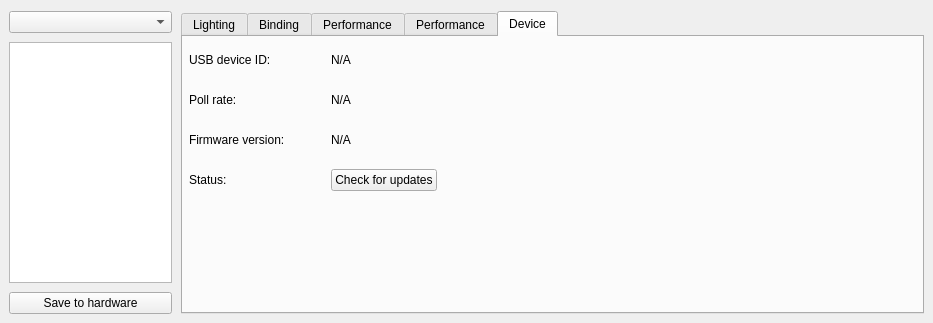
The window that src/ckb/kbwidget.ui (sterpe/ckb-next) describes before a commit, drawn with Qt 5.
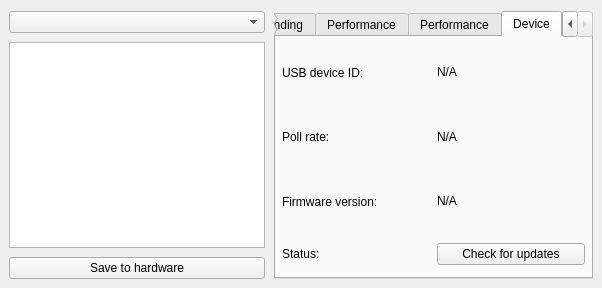
The same window after the commit. The open tabs and pages were chosen to show the change. Custom widgets are drawn as their Qt base class.

The edit to the form file:
```diff
--- a/src/ckb/kbwidget.ui
+++ b/src/ckb/kbwidget.ui
@@ -6,8 +6,8 @@
    <rect>
     <x>0</x>
     <y>0</y>
-    <width>933</width>
-    <height>323</height>
+    <width>602</width>
+    <height>288</height>
    </rect>
   </property>
   <property name="sizePolicy">
@@ -35,8 +35,8 @@
    <item row="0" column="0">
     <widget class="QComboBox" name="profileBox">
      <property name="sizePolicy">
-      <sizepolicy hsizetype="Preferred" vsizetype="Fixed">
-       <horstretch>18</horstretch>
+      <sizepolicy hsizetype="Minimum" vsizetype="Fixed">
+       <horstretch>0</horstretch>
        <verstretch>0</verstretch>
       </sizepolicy>
      </property>
@@ -52,7 +52,7 @@
     <widget class="QTabWidget" name="tabWidget">
      <property name="sizePolicy">
       <sizepolicy hsizetype="MinimumExpanding" vsizetype="MinimumExpanding">
-       <horstretch>82</horstretch>
+       <horstretch>0</horstretch>
        <verstretch>0</verstretch>
       </sizepolicy>
      </property>
@@ -214,8 +214,33 @@
        <property name="bottomMargin">
         <number>6</number>
        </property>
+       <item row="2" column="0">
+        <widget class="QLabel" name="label_9">
+         <property name="sizePolicy">
+          <sizepolicy hsizetype="Minimum" vsizetype="Minimum">
+           <horstretch>0</horstretch>
+           <verstretch>0</verstretch>
+          </sizepolicy>
+         </property>
+         <property name="minimumSize">
+          <size>
+           <width>0</width>
+           <height>34</height>
+          </size>
+         </property>
+         <property name="text">
+          <string>Firmware version:</string>
+         </property>
+        </widget>
+       </item>
        <item row="4" column="0">
         <widget class="QLabel" name="fwUpdLabel">
+         <property name="sizePolicy">
+          <sizepolicy hsizetype="Minimum" vsizetype="Minimum">
+           <horstretch>0</horstretch>
+           <verstretch>0</verstretch>
+          </sizepolicy>
+         </property>
          <property name="minimumSize">
           <size>
            <width>0</width>
@@ -227,21 +252,14 @@
          </property>
         </widget>
        </item>
-       <item row="6" column="2">
-        <spacer name="verticalSpacer">
-         <property name="orientation">
-          <enum>Qt::Vertical</enum>
-         </property>
-         <property name="sizeHint" stdset="0">
-          <size>
-           <width>20</width>
-           <height>40</height>
-          </size>
-         </property>
-        </spacer>
-       </item>
        <item row="2" column="2">
         <widget class="QLabel" name="fwLabel">
+         <property name="sizePolicy">
+          <sizepolicy hsizetype="Minimum" vsizetype="Minimum">
+           <horstretch>0</horstretch>
+           <verstretch>0</verstretch>
+          </sizepolicy>
+         </property>
          <property name="cursor">
           <cursorShape>IBeamCursor</cursorShape>
          </property>
@@ -255,6 +273,12 @@
        </item>
        <item row="0" column="0">
         <widget class="QLabel" name="label_4">
+         <property name="sizePolicy">
+          <sizepolicy hsizetype="Minimum" vsizetype="Minimum">
+           <horstretch>0</horstretch>
+           <verstretch>0</verstretch>
+          </sizepolicy>
+         </property>
          <property name="minimumSize">
           <size>
            <width>0</width>
@@ -266,37 +290,14 @@
          </property>
         </widget>
        </item>
-       <item row="2" column="1">
-        <spacer name="horizontalSpacer_2">
-         <property name="orientation">
-          <enum>Qt::Horizontal</enum>
-         </property>
-         <property name="sizeType">
-          <enum>QSizePolicy::Fixed</enum>
-         </property>
-         <property name="sizeHint" stdset="0">
-          <size>
-           <width>40</width>
-           <height>1</height>
-          </size>
-         </property>
-        </spacer>
-       </item>
-       <item row="2" column="0">
-        <widget class="QLabel" name="label_9">
-         <property name="minimumSize">
-          <size>
-           <width>0</width>
-           <height>34</height>
-          </size>
-         </property>
-         <property name="text">
-          <string>Firmware version:</string>
-         </property>
-        </widget>
-       </item>
        <item row="0" column="2">
         <widget class="QLabel" name="serialLabel">
+         <property name="sizePolicy">
+          <sizepolicy hsizetype="Minimum" vsizetype="Minimum">
+           <horstretch>0</horstretch>
+           <verstretch>0</verstretch>
+          </sizepolicy>
+         </property>
          <property name="cursor">
           <cursorShape>IBeamCursor</cursorShape>
          </property>
@@ -308,32 +309,14 @@
          </property>
         </widget>
        </item>
-       <item row="4" column="2">
-        <layout class="QHBoxLayout" name="fwUpdLayout">
-         <item>
-          <widget class="QPushButton" name="fwUpdButton">
-           <property name="text">
-            <string>Check for updates</string>
-           </property>
-          </widget>
-         </item>
-         <item>
-          <spacer name="horizontalSpacer_3">
-           <property name="orientation">
-            <enum>Qt::Horizontal</enum>
-           </property>
-           <property name="sizeHint" stdset="0">
-            <size>
-             <width>40</width>
-             <height>20</height>
-            </size>
-           </property>
-          </spacer>
-         </item>
-        </layout>
-       </item>
        <item row="1" column="0">
         <widget class="QLabel" name="pollLabel2">
+         <property name="sizePolicy">
+          <sizepolicy hsizetype="Minimum" vsizetype="Minimum">
+           <horstretch>0</horstretch>
+           <verstretch>0</verstretch>
+          </sizepolicy>
+         </property>
          <property name="minimumSize">
           <size>
            <width>0</width>
@@ -347,11 +330,24 @@
        </item>
        <item row="1" column="2">
         <widget class="QLabel" name="pollLabel">
+         <property name="sizePolicy">
+          <sizepolicy hsizetype="Minimum" vsizetype="Minimum">
+           <horstretch>0</horstretch>
+           <verstretch>0</verstretch>
+          </sizepolicy>
+         </property>
          <property name="text">
           <string>N/A</string>
          </property>
         </widget>
        </item>
+       <item row="4" column="2">
+        <widget class="QPushButton" name="fwUpdButton">
+         <property name="text">
+          <string>Check for updates</string>
+         </property>
+        </widget>
+       </item>
       </layout>
      </widget>
     </widget>
@@ -359,8 +355,8 @@
    <item row="1" column="0">
     <widget class="RListWidget" name="modesList">
      <property name="sizePolicy">
-      <sizepolicy hsizetype="Expanding" vsizetype="Expanding">
-       <horstretch>18</horstretch>
+      <sizepolicy hsizetype="Minimum" vsizetype="MinimumExpanding">
+       <horstretch>0</horstretch>
        <verstretch>0</verstretch>
       </sizepolicy>
      </property>
@@ -388,7 +384,7 @@
     <widget class="QPushButton" name="hwSaveButton">
      <property name="sizePolicy">
       <sizepolicy hsizetype="Minimum" vsizetype="Fixed">
-       <horstretch>18</horstretch>
+       <horstretch>0</horstretch>
        <verstretch>0</verstretch>
       </sizepolicy>
      </property>
```
Left out of the diff: 6 changed lines with no effect on the pictures.
